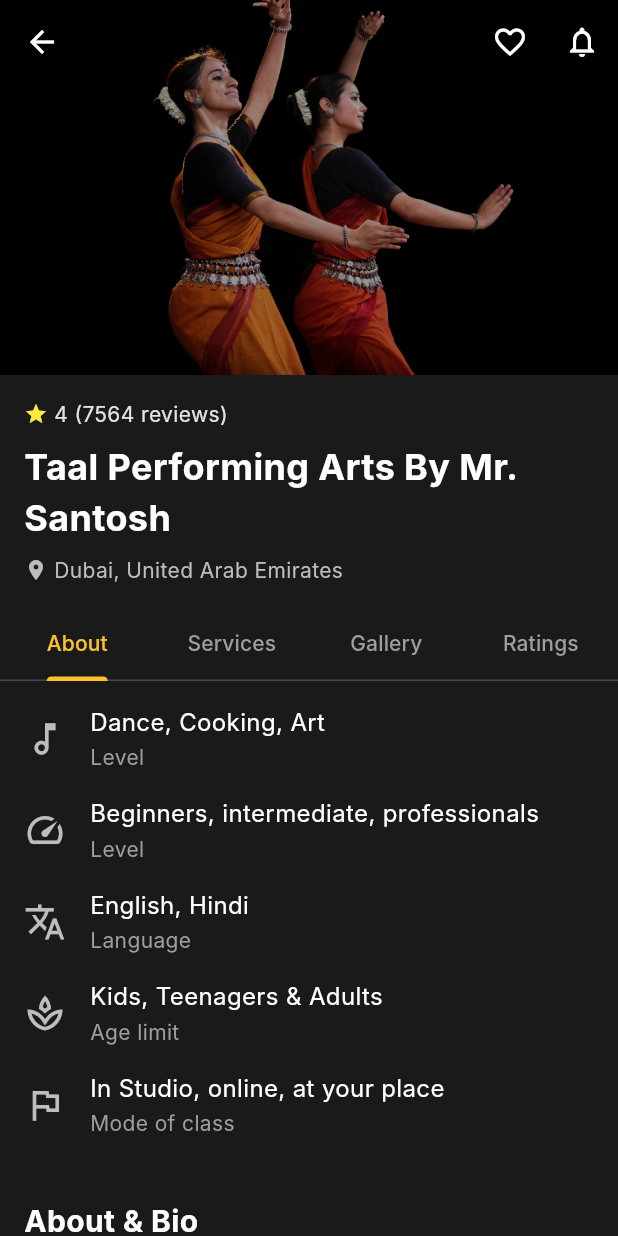
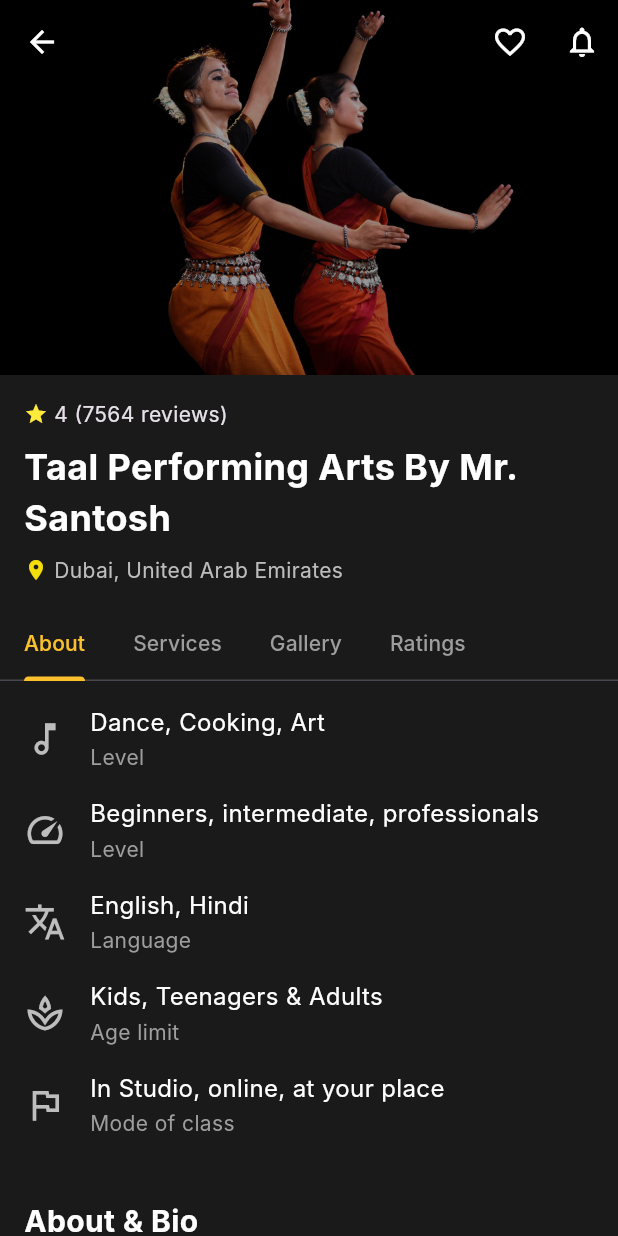
Before and after one commit to kutubofficial/flutter-ui-components, a Flutter app: the screen it shows after launch, on a phone screen of 412 x 824 dp. Run offline on Flutter 3.47's test engine with Material 3 defaults, Android fonts, the phone set to English and light mode, and no system bars; Roboto replaces fonts that are missing (Inter).

Commit message:
updated academic details and tapbar

```diff
--- a/lib/academy_details/academy_details_page.dart
+++ b/lib/academy_details/academy_details_page.dart
@@ -15,6 +15,7 @@ class _AcademyDetailsPageState extends State<AcademyDetailsPage>
     with SingleTickerProviderStateMixin {
   late TabController _tabController;
   // int _selectedCategoryIndex = 0;
+  bool _isFavorited = false;
 
   final List<ClassInfo> classList = const [
     ClassInfo(
@@ -59,7 +60,7 @@ class _AcademyDetailsPageState extends State<AcademyDetailsPage>
     ),
   ];
   final List<String> galleryImages = [
-    'assets/gallery1.jpg',
+    'assets/gallery1.mp4',
     'assets/gallery2.jpg',
     'assets/gallery3.jpg',
     'assets/gallery4.jpg',
@@ -124,8 +125,15 @@ class _AcademyDetailsPageState extends State<AcademyDetailsPage>
             ),
             actions: [
               IconButton(
-                icon: const Icon(Icons.favorite_border, color: Colors.white),
-                onPressed: () {},
+                icon: Icon(
+                  _isFavorited ? Icons.favorite : Icons.favorite_border,
+                  color: _isFavorited ? Colors.red : Colors.white,
+                ),
+                onPressed: () {
+                  setState(() {
+                    _isFavorited = !_isFavorited;
+                  });
+                },
               ),
               IconButton(
                 icon: const Icon(Icons.notifications_none, color: Colors.white),
@@ -168,7 +176,7 @@ class _AcademyDetailsPageState extends State<AcademyDetailsPage>
                     children: [
                       Icon(
                         Icons.location_on,
-                        color: Colors.grey[400],
+                        color: const Color.fromARGB(255, 245, 221, 11),
                         size: 16,
                       ),
                       const SizedBox(width: 4),
@@ -182,14 +190,18 @@ class _AcademyDetailsPageState extends State<AcademyDetailsPage>
               ),
             ),
           ),
+
           SliverPersistentHeader(
             delegate: _SliverAppBarDelegate(
               TabBar(
                 controller: _tabController,
+                isScrollable: true,
+                tabAlignment: TabAlignment.start,
                 labelColor: Colors.yellow[700],
                 unselectedLabelColor: Colors.grey,
                 indicatorColor: Colors.yellow[700],
                 indicatorSize: TabBarIndicatorSize.label,
+                labelPadding: const EdgeInsets.symmetric(horizontal: 16.0),
                 tabs: const [
                   Tab(text: 'About'),
                   Tab(text: 'Services'),
--- a/lib/main.dart
+++ b/lib/main.dart
@@ -1,5 +1,4 @@
 import 'package:flutter/material.dart';
-import 'package:flutter_application_2/testpage.dart';
 import 'authentication/loginpage.dart';
 import 'academy_details/academy_details_page.dart';
 
```
Also changed, not shown: lib/testpage.dart (deleted, +0 -20 lines).
